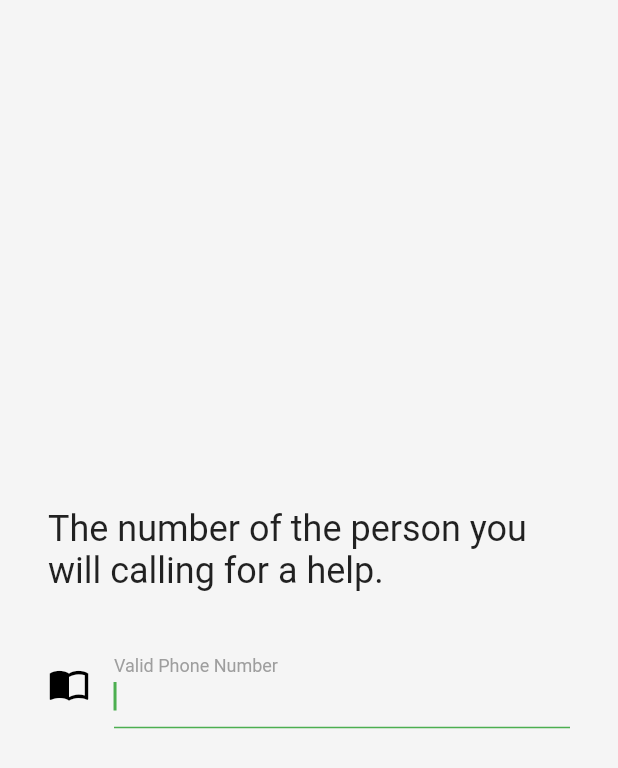
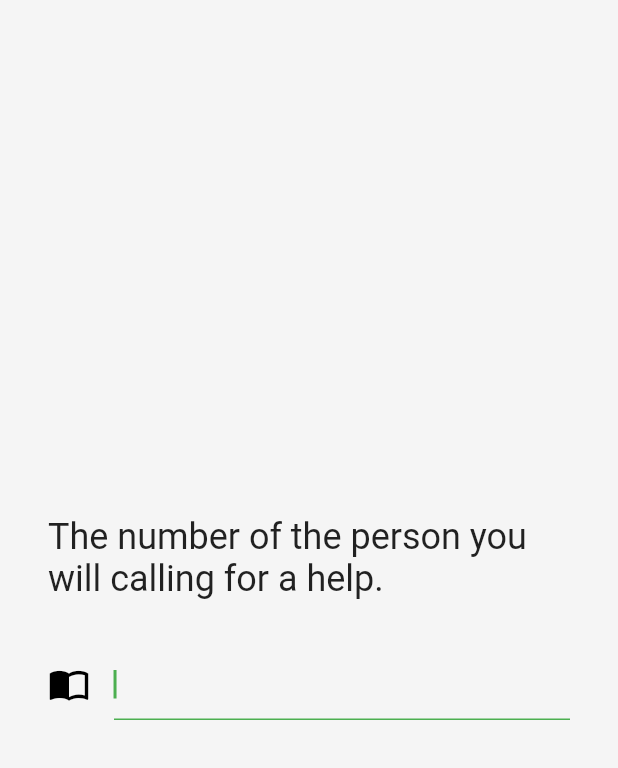
Before and after one commit to bgoncharuck/saveme, a Flutter app: the SaveMeNumbersAdd screen opened by its route, on a phone screen of 412 x 824 dp. Shown: the top 768 px of the screen. Run offline on Flutter 3.47's test engine with Material 2 defaults, Android fonts, the phone set to English and light mode, and no system bars.

Commit message:
try to fix Flutter opened issue #9471

```diff
--- a/lib/main.dart
+++ b/lib/main.dart
@@ -16,7 +16,7 @@ class _SaveMeState extends State<SaveMe> {
   @override
   Widget build(BuildContext context) {
     return MaterialApp(
-      theme: greenGrey,
+      theme: saveMeLight,
       title: 'SaveMe',
       home: SaveMeHome(),
       routes: <String, WidgetBuilder>{
--- a/lib/routes/numbers_add.dart
+++ b/lib/routes/numbers_add.dart
@@ -1,8 +1,7 @@
 import 'package:flutter/material.dart';
-import 'package:saveme/style/themes.dart';
 import 'package:saveme/widgets/navigation_button.dart';
 import 'package:saveme/modules/numbers_list.dart';
-import 'package:saveme/models/number.dart';
+import 'package:saveme/widgets/add_number_form.dart';
 
 class SaveMeNumbersAdd extends StatefulWidget {
   @override
@@ -10,7 +9,6 @@ class SaveMeNumbersAdd extends StatefulWidget {
 }
 
 class _SaveMeNumbersAddState extends State<SaveMeNumbersAdd> {
-  String editedNumber;
   @override
   Widget build(BuildContext context) {
     return Scaffold(
@@ -35,44 +33,7 @@ class _SaveMeNumbersAddState extends State<SaveMeNumbersAdd> {
             Expanded(
               child: Padding(
                 padding: const EdgeInsets.all(32),
-                child: Column(
-                  mainAxisAlignment: MainAxisAlignment.center,
-                  crossAxisAlignment: CrossAxisAlignment.center,
-                  children: <Widget>[
-                    Padding(
-                      padding: const EdgeInsets.only(bottom: 32),
-                      child: Text(
-                        "The number of the person you will calling for a help.",
-                        style: TextStyle(
-                          fontSize: 24,
-                        ),
-                      ),
-                    ),
-                    TextField(
-                      keyboardType: TextInputType.phone,
-                      autofocus: true,
-                      decoration: InputDecoration(
-                        labelText: 'Valid Phone Number',
-                        icon: Icon(
-                          Icons.import_contacts,
-                          color: defaultTheme.onBackground,
-                          size: 28.0,
-                        ),
-                      ),
-                      onChanged: (String changed) {
-                        editedNumber = changed;
-                      },
-                      onEditingComplete: () {
-                        if (editedNumber != null &&
-                            numberIsNotAlreadyAddded(editedNumber)) {
-                          addNumber(
-                              Number(editedNumber, isMain: noNumberSetted));
-                          Navigator.of(context).pushNamed("/numbers");
-                        }
-                      },
-                    ),
-                  ],
-                ),
+                child: AddNumberForm(),
               ),
             ),
           ],
--- a/lib/style/themes.dart
+++ b/lib/style/themes.dart
@@ -20,7 +20,7 @@ class GreenGreyTheme implements IDefaultTheme {
 
 final IDefaultTheme defaultTheme = GreenGreyTheme();
 
-final ThemeData greenGrey = ThemeData(
+final ThemeData saveMeLight = ThemeData(
   colorScheme: ColorScheme(
     background: defaultTheme.background,
     onBackground: defaultTheme.onBackground,
--- /dev/null
+++ b/lib/widgets/add_number_form.dart
@@ -0,0 +1,63 @@
+import 'package:flutter/material.dart';
+import 'package:flutter/services.dart';
+import 'package:saveme/style/themes.dart';
+import 'package:saveme/modules/numbers_list.dart';
+import 'package:saveme/models/number.dart';
+
+class AddNumberForm extends StatefulWidget {
+  @override
+  _AddNumberFormState createState() => _AddNumberFormState();
+}
+
+class _AddNumberFormState extends State<AddNumberForm> {
+  final TextEditingController _editedNumber = TextEditingController();
+  final _addNumberFormKey = GlobalKey<FormState>();
+  @override
+  Widget build(BuildContext context) {
+    return Form(
+      key: _addNumberFormKey,
+      child: Column(
+        mainAxisAlignment: MainAxisAlignment.center,
+        crossAxisAlignment: CrossAxisAlignment.center,
+        children: <Widget>[
+          Padding(
+            padding: const EdgeInsets.only(bottom: 32),
+            child: Text(
+              "The number of the person you will calling for a help.",
+              style: TextStyle(
+                fontSize: 24,
+              ),
+            ),
+          ),
+          TextFormField(
+            validator: (String number) {
+              if (number.isEmpty || number.length < 3) {
+                return 'Number must to be valid';
+              } else if (numberIsAlreadyAddded(number)) {
+                return "You already added this number";
+              }
+              return null;
+            },
+            keyboardType: TextInputType.phone,
+            autofocus: true,
+            decoration: InputDecoration(
+              icon: Icon(
+                Icons.import_contacts,
+                color: defaultTheme.onBackground,
+                size: 28.0,
+              ),
+            ),
+            controller: _editedNumber,
+            onEditingComplete: () {
+              if (_addNumberFormKey.currentState.validate()) {
+                addNumber(Number(_editedNumber.text, isMain: noNumberSetted));
+                _editedNumber.text = "";
+                Navigator.of(context).pushNamed("/numbers");
+              }
+            },
+          ),
+        ],
+      ),
+    );
+  }
+}
```
Also changed, not shown: lib/modules/numbers_list.dart (+8 -4 lines), lib/widgets/main_number.dart (+21 -12 lines), pubspec.lock.
